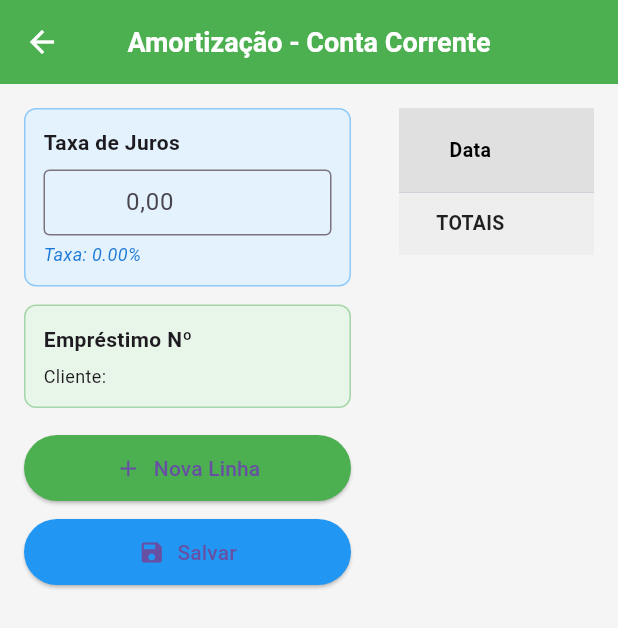
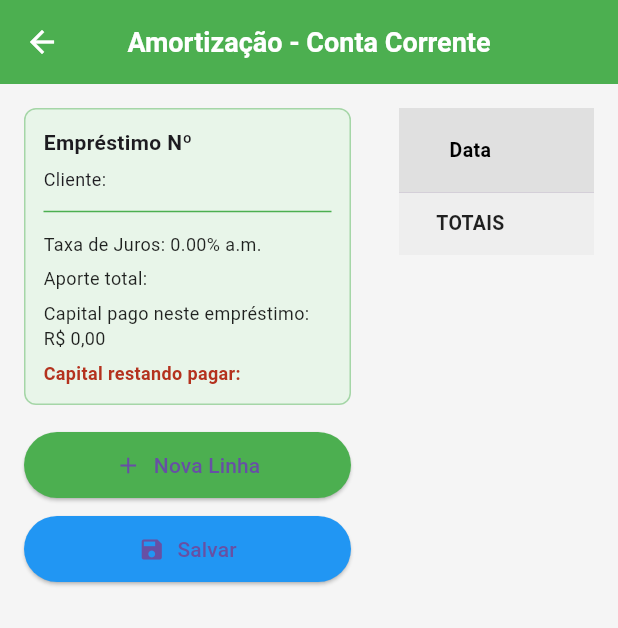
Before and after one commit to Cortexautocom/agiota-online, a Flutter app: the AmortizacaoTabela screen opened directly with empty values, on a phone screen of 412 x 824 dp. Shown: the top 628 px of the screen. Run offline on Flutter 3.47's test engine with Material 3 defaults, Android fonts, the phone set to English and light mode, and no system bars; our stand-ins replace flutter_dotenv, mask_text_input_formatter, shared_preferences, supabase_flutter; accounts and stored records are empty.

Commit message:
Aperfeiçoando tabela de amortização

```diff
--- a/lib/amortizacao_tabela.dart
+++ b/lib/amortizacao_tabela.dart
@@ -208,62 +208,7 @@ class _AmortizacaoTabelaState extends State<AmortizacaoTabela> {
               child: Column(
                 crossAxisAlignment: CrossAxisAlignment.start,
                 children: [
-                  // 🔹 CARD TAXA DE JUROS
-                  Container(
-                    width: double.infinity,
-                    padding: const EdgeInsets.all(12),
-                    decoration: BoxDecoration(
-                      color: Colors.blue[50],
-                      borderRadius: BorderRadius.circular(8),
-                      border: Border.all(color: Colors.blue.shade200),
-                    ),
-                    child: Column(
-                      crossAxisAlignment: CrossAxisAlignment.start,
-                      children: [
-                        const Text(
-                          "Taxa de Juros",
-                          style: TextStyle(
-                            fontWeight: FontWeight.bold,
-                            fontSize: 14,
-                          ),
-                        ),
-                        const SizedBox(height: 8),
-                        TextField(
-                          controller: _controllers.taxaJurosCtrl,
-                          textAlign: TextAlign.center,
-                          keyboardType: TextInputType.number,
-                          inputFormatters: [_service.percentMaskFormatter()],
-                          decoration: const InputDecoration(
-                            hintText: '0,00',
-                            border: OutlineInputBorder(),
-                            isDense: true,
-                            contentPadding: EdgeInsets.symmetric(horizontal: 8, vertical: 10),
-                            suffixText: '% a.m.',
-                          ),
-                          onChanged: (text) {
-                            setState(() {
-                              _controllers.taxaJuros = _service.parsePercent(text);
-                              _controllers.recalcularTodosJuros();
-                            });
-                          },
-                        ),
-                        const SizedBox(height: 4),
-                        Text(
-                          "Taxa: ${_controllers.taxaJuros.toStringAsFixed(2)}%",
-                          style: const TextStyle(
-                            fontSize: 12,
-                            fontStyle: FontStyle.italic,
-                            color: Color.fromARGB(255, 28, 121, 214),
-                          ),
-                        ),
-                      ],
-                    ),
-                  ),
-
-                  const SizedBox(height: 12),
-
-                  // 🔹 CARD INFORMAÇÕES DO EMPRÉSTIMO
-                  // 🔹 CARD INFORMAÇÕES DO EMPRÉSTIMO
+                  // 🔹 CARD INFORMAÇÕES DO EMPRÉSTIMO (único card à esquerda agora)
                   Container(
                     width: double.infinity,
                     padding: const EdgeInsets.all(12),
@@ -288,6 +233,41 @@ class _AmortizacaoTabelaState extends State<AmortizacaoTabela> {
                           style: const TextStyle(fontSize: 12),
                           maxLines: 2,
                           overflow: TextOverflow.ellipsis,
+                        ),
+                        const SizedBox(height: 8),
+                        Divider(height: 10, color: Colors.green),
+                        const SizedBox(height: 8),
+                        Text(
+                          "Taxa de Juros: ${_controllers.taxaJuros.toStringAsFixed(2)}% a.m.",
+                          style: const TextStyle(
+                            fontSize: 12,
+                            color: Colors.black87,
+                          ),
+                        ),
+                        const SizedBox(height: 6),
+                        Text(
+                          "Aporte total: ${_controllers.fmtMoeda(totalAporte)}",
+                          style: const TextStyle(
+                            fontSize: 12,
+                            color: Colors.black87,
+                          ),
+                        ),
+                        const SizedBox(height: 6),
+                        Text(
+                          "Capital pago neste empréstimo: ${(totalPgCapital > 0) ? _controllers.fmtMoeda(totalPgCapital) : "R\$ 0,00"}",
+                          style: const TextStyle(
+                            fontSize: 12,
+                            color: Colors.black87,
+                          ),
+                        ),
+                        const SizedBox(height: 6),
+                        Text(
+                          "Capital restando pagar: ${_controllers.fmtMoeda(totalAporte - totalPgCapital)}",
+                          style: const TextStyle(
+                            fontSize: 12,
+                            color: Color.fromARGB(255, 180, 50, 30),
+                            fontWeight: FontWeight.w600,
+                          ),
                         ),
                       ],
                     ),
@@ -338,7 +318,8 @@ class _AmortizacaoTabelaState extends State<AmortizacaoTabela> {
                     scrollDirection: Axis.vertical,
                     child: DataTable(
                       columnSpacing: 16,
-                      headingRowColor: MaterialStateProperty.all(Colors.grey[300]),
+                      headingRowColor:
+                          MaterialStateProperty.all(Colors.grey[300]),
                       dataRowMinHeight: 38,
                       dataRowMaxHeight: 42,
                       headingTextStyle: const TextStyle(
@@ -346,46 +327,80 @@ class _AmortizacaoTabelaState extends State<AmortizacaoTabela> {
                         fontWeight: FontWeight.bold,
                         fontSize: 13,
                       ),
-                      dataTextStyle: const TextStyle(color: Colors.black87, fontSize: 13),
+                      dataTextStyle:
+                          const TextStyle(color: Colors.black87, fontSize: 13),
                       dividerThickness: 0.5,
                       horizontalMargin: 0,
                       columns: const [
-                        DataColumn(label: SizedBox(width: 95, child: Center(child: Text("Data")))),
-                        DataColumn(label: SizedBox(width: 130, child: Center(child: Text("Saldo Inicial")))),
-                        DataColumn(label: SizedBox(width: 105, child: Center(child: Text("Aporte")))),
-                        DataColumn(label: SizedBox(width: 115, child: Center(child: Text("Pag. Capital")))),
-                        DataColumn(label: SizedBox(width: 105, child: Center(child: Text("Pag. Juros")))),
-                        DataColumn(label: SizedBox(width: 95, child: Center(child: Text("Juros (período)")))),
-                        DataColumn(label: SizedBox(width: 130, child: Center(child: Text("Saldo Final")))),
+                        DataColumn(
+                            label: SizedBox(
+                                width: 95,
+                                child: Center(child: Text("Data")))),
+                        DataColumn(
+                            label: SizedBox(
+                                width: 130,
+                                child: Center(child: Text("Saldo Inicial")))),
+                        DataColumn(
+                            label: SizedBox(
+                                width: 105,
+                                child: Center(child: Text("Aporte")))),
+                        DataColumn(
+                            label: SizedBox(
+                                width: 115,
+                                child: Center(child: Text("Pag. Capital")))),
+                        DataColumn(
+                            label: SizedBox(
+                                width: 105,
+                                child: Center(child: Text("Pag. Juros")))),
+                        DataColumn(
+                            label: SizedBox(
+                                width: 95,
+                                child: Center(child: Text("Juros (período)")))),
+                        DataColumn(
+                            label: SizedBox(
+                                width: 130,
+                                child: Center(child: Text("Saldo Final")))),
                       ],
                       rows: [
-                        ..._controllers.linhas
-                            .asMap()
-                            .entries
-                            .map(
+                        ..._controllers.linhas.asMap().entries.map(
                               (entry) => DataRow(
                                 cells: [
                                   _buildDateCell(entry.key),
-                                  _buildReadOnlyCell(_fmt.format(entry.value['saldo_inicial'] ?? 0.0)),
-                                  _buildEditableCell(entry.key, 'aporte', cor: Colors.red),
+                                  _buildReadOnlyCell(
+                                      _fmt.format(entry.value['saldo_inicial'] ?? 0.0)),
+                                  _buildEditableCell(entry.key, 'aporte',
+                                      cor: Colors.red),
                                   _buildEditableCell(entry.key, 'pg_capital'),
-                                  _buildEditableCell(entry.key, 'pg_juros', cor: const Color.fromARGB(255, 0, 21, 212)),
+                                  _buildEditableCell(entry.key, 'pg_juros',
+                                      cor: const Color.fromARGB(255, 0, 21, 212)),
                                   _buildJurosMesCell(entry.key),
-                                  _buildReadOnlyCell(_fmt.format(entry.value['saldo_final'] ?? 0.0)),
+                                  _buildReadOnlyCell(
+                                      _fmt.format(entry.value['saldo_final'] ?? 0.0)),
                                 ],
                               ),
-                            )
-                            .toList(),
-                        DataRow( // 🔹 LINHA DE TOTAIS
+                            ),
+                        DataRow(
                           color: MaterialStateProperty.all(Colors.grey[200]),
                           cells: [
-                            DataCell(Center(child: Text("TOTAIS", style: TextStyle(fontWeight: FontWeight.bold)))),
+                            DataCell(Center(
+                                child: Text("TOTAIS",
+                                    style: TextStyle(fontWeight: FontWeight.bold)))),
                             DataCell(Center(child: Text(""))),
-                            DataCell(Center(child: Text(_controllers.fmtMoeda(totalAporte), style: TextStyle(fontWeight: FontWeight.bold)))),
-                            DataCell(Center(child: Text(_controllers.fmtMoeda(totalPgCapital), style: TextStyle(fontWeight: FontWeight.bold)))),
-                            DataCell(Center(child: Text(_controllers.fmtMoeda(totalPgJuros), style: TextStyle(fontWeight: FontWeight.bold)))),
-                            DataCell(Center(child: Text(_controllers.fmtMoeda(totalJurosPeriodo), style: TextStyle(fontWeight: FontWeight.bold)))),
-                            DataCell(Center(child: Text(_controllers.fmtMoeda(saldoFinal), style: TextStyle(fontWeight: FontWeight.bold)))),
+                            DataCell(Center(
+                                child: Text(_controllers.fmtMoeda(totalAporte),
+                                    style: TextStyle(fontWeight: FontWeight.bold)))),
+                            DataCell(Center(
+                                child: Text(_controllers.fmtMoeda(totalPgCapital),
+                                    style: TextStyle(fontWeight: FontWeight.bold)))),
+                            DataCell(Center(
+                                child: Text(_controllers.fmtMoeda(totalPgJuros),
+                                    style: TextStyle(fontWeight: FontWeight.bold)))),
+                            DataCell(Center(
+                                child: Text(_controllers.fmtMoeda(totalJurosPeriodo),
+                                    style: TextStyle(fontWeight: FontWeight.bold)))),
+                            DataCell(Center(
+                                child: Text(_controllers.fmtMoeda(saldoFinal),
+                                    style: TextStyle(fontWeight: FontWeight.bold)))),
                           ],
                         ),
                       ],
```
